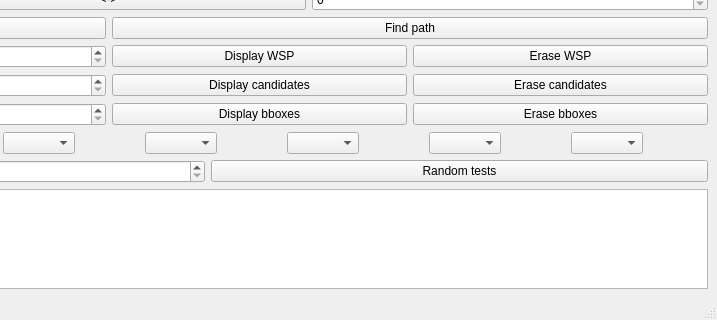
This is mainwindow.ui in freud14/local-routing-wspd as Qt 5 draws it before an edit; both pictures show x 500 to 1217 and y 580 to 900 of the 1217 by 900 pixel window. The edited form follows.
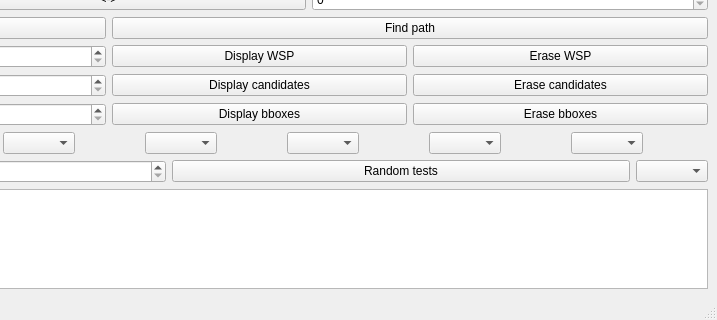
This is the edited form. Icons and pictures are not drawn.

Commit message: adding different point distributions

Diff of the .ui file:
```diff
--- a/mainwindow.ui
+++ b/mainwindow.ui
@@ -296,6 +296,16 @@
         </property>
        </widget>
       </item>
+      <item>
+       <widget class="QComboBox" name="randomTypeList">
+        <property name="sizePolicy">
+         <sizepolicy hsizetype="Fixed" vsizetype="Fixed">
+          <horstretch>0</horstretch>
+          <verstretch>0</verstretch>
+         </sizepolicy>
+        </property>
+       </widget>
+      </item>
      </layout>
     </item>
    </layout>
```
The commit also changes 2 other files.
